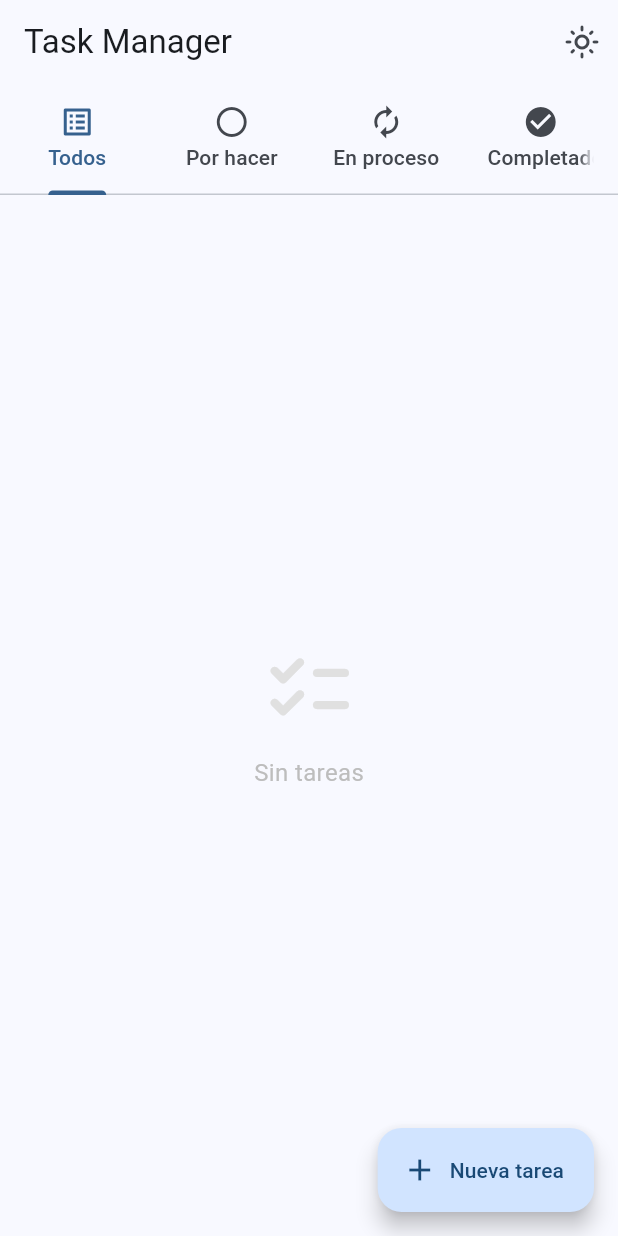
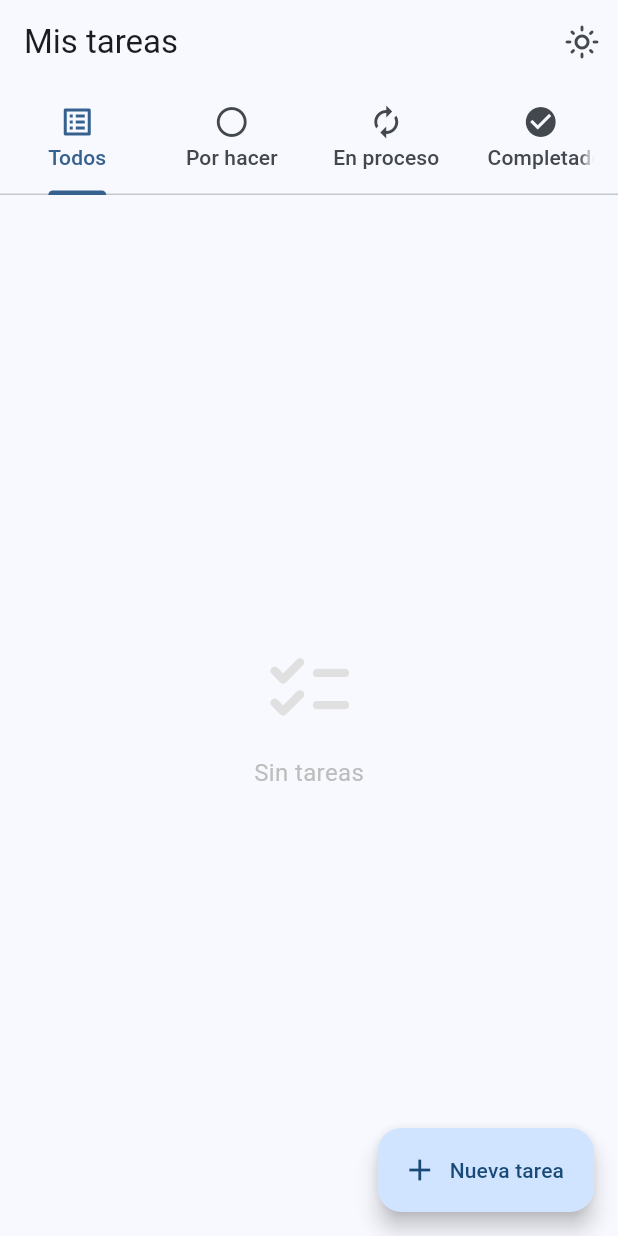
Before and after one commit to slorduy/gestor_tareas_personales, a Flutter app: the screen it shows after launch, after a tap on the "dark mode" icon, on a phone screen of 412 x 824 dp. Run offline on Flutter 3.47's test engine with Material 3 defaults, Android fonts, the phone set to English and light mode, and no system bars; our stand-ins replace flutter_riverpod, shared_preferences.

Commit message:
feat: ajustes generales

```diff
--- a/lib/core/models/task.dart
+++ b/lib/core/models/task.dart
@@ -3,9 +3,6 @@ import 'dart:convert';
 import 'package:gestor_de_tareas_personales/core/enums/task_states.dart';
 
 /// Modelo inmutable que representa una tarea personal.
-///
-/// Todos los campos son [final]; cualquier modificación reemplaza la instancia
-/// completa en [TaskNotifier], lo que hace los cambios trazables.
 class Task {
   final String id;
   final TaskStates state;
--- a/lib/presentation/providers/preference_provider.dart
+++ b/lib/presentation/providers/preference_provider.dart
@@ -1,8 +1,6 @@
 import 'package:flutter_riverpod/flutter_riverpod.dart';
 import 'package:shared_preferences/shared_preferences.dart';
 
-/// Lanza [UnimplementedError] intencionalmente si se accede sin override,
-/// forzando que siempre se inyecte la instancia real desde [main].
 final preferencesProvider = Provider<SharedPreferences>((ref) {
   throw UnimplementedError('SharedPreferences no ha sido inicializado');
 });
--- a/lib/presentation/providers/theme_provider.dart
+++ b/lib/presentation/providers/theme_provider.dart
@@ -3,8 +3,6 @@ import 'package:flutter_riverpod/flutter_riverpod.dart';
 import 'package:gestor_de_tareas_personales/data/storage/preference_service.dart';
 import 'package:gestor_de_tareas_personales/presentation/providers/preference_provider.dart';
 
-/// Al construirse lee la preferencia guardada; si no existe usa
-/// [ThemeMode.system] para respetar la configuración del dispositivo.
 class ThemeNotifier extends Notifier<ThemeMode> {
   final String _themeKey = PreferencesService.themeKey;
 
@@ -18,7 +16,6 @@ class ThemeNotifier extends Notifier<ThemeMode> {
     return ThemeMode.system;
   }
 
-  /// Si el modo actual es [ThemeMode.system] se trata como light.
   void toggleTheme() {
     final prefs = ref.read(preferencesProvider);
 
--- a/lib/presentation/screens/add_task_screen.dart
+++ b/lib/presentation/screens/add_task_screen.dart
@@ -14,7 +14,6 @@ class AddTaskScreen extends ConsumerWidget {
         padding: const EdgeInsets.all(16.0),
         child: TaskForm(
           onSave: (title, description) {
-            // Mandamos únicamente los datos puros a la capa de negocio
             ref
                 .read(taskProvider.notifier)
                 .createAndSaveTask(title: title, description: description);
--- a/lib/presentation/screens/edit_task_screen.dart
+++ b/lib/presentation/screens/edit_task_screen.dart
@@ -24,7 +24,7 @@ class _EditTaskScreenState extends ConsumerState<EditTaskScreen> {
       id: widget.task.id,
       title: title,
       description: description,
-      state: widget.task.state, // mantiene el estado actual
+      state: widget.task.state,
     );
 
     ref.read(taskProvider.notifier).updateTask(updatedTask);
--- a/lib/presentation/screens/home_screen.dart
+++ b/lib/presentation/screens/home_screen.dart
@@ -1,13 +1,10 @@
 import 'package:flutter/material.dart';
 import 'package:flutter_riverpod/flutter_riverpod.dart';
-import 'package:gestor_de_tareas_personales/core/models/task.dart';
 import 'package:gestor_de_tareas_personales/presentation/providers/task_selectors.dart';
 import 'package:gestor_de_tareas_personales/presentation/providers/tasks_provider.dart';
 import 'package:gestor_de_tareas_personales/presentation/providers/theme_provider.dart';
 import 'package:gestor_de_tareas_personales/presentation/screens/add_task_screen.dart';
-import 'package:gestor_de_tareas_personales/presentation/screens/edit_task_screen.dart';
-import 'package:gestor_de_tareas_personales/presentation/widgets/delete_task_dialog.dart';
-import 'package:gestor_de_tareas_personales/presentation/widgets/task_list.dart';
+import 'package:gestor_de_tareas_personales/presentation/widgets/task_list_builder.dart';
 
 class HomeScreen extends ConsumerWidget {
   const HomeScreen({super.key});
@@ -15,27 +12,6 @@ class HomeScreen extends ConsumerWidget {
   @override
   Widget build(BuildContext context, WidgetRef ref) {
     final themeMode = ref.watch(themeProvider);
-
-    Widget buildTaskList(List<Task> tasksList, [String? emptyMessage]) {
-      return TaskList(
-        tasks: tasksList,
-        onNextState: (id) => ref.read(taskProvider.notifier).advanceTask(id),
-        onEdit: (task) => Navigator.push(
-          context,
-          MaterialPageRoute(builder: (_) => EditTaskScreen(task: task)),
-        ),
-        onDelete: (task) => confirmDelete(
-          context,
-          ref,
-          'Eliminar tarea',
-          '¿Estás seguro de que deseas eliminar "${task.title}"?',
-          () {
-            ref.read(taskProvider.notifier).deleteTask(task.id);
-            Navigator.pop(context);
-          },
-        ),
-      );
-    }
 
     return DefaultTabController(
       length: 4,
@@ -51,7 +27,7 @@ class HomeScreen extends ConsumerWidget {
           label: const Text('Nueva tarea'),
         ),
         appBar: AppBar(
-          title: const Text('Task Manager'),
+          title: const Text('Mis tareas'),
           actions: [
             IconButton(
               onPressed: () => ref.read(themeProvider.notifier).toggleTheme(),
@@ -73,16 +49,10 @@ class HomeScreen extends ConsumerWidget {
         ),
         body: TabBarView(
           children: [
-            buildTaskList(ref.watch(taskProvider), 'No tienes tareas aun'),
-            buildTaskList(ref.watch(toDoTasksProvider), 'Sin tareas por hacer'),
-            buildTaskList(
-              ref.watch(inProgressTasksProvider),
-              'Sin tareas en proceso',
-            ),
-            buildTaskList(
-              ref.watch(doneTasksProvider),
-              'Sin tareas completadas',
-            ),
+            TaskListBuilder(tasksList: ref.watch(taskProvider)),
+            TaskListBuilder(tasksList: ref.watch(toDoTasksProvider)),
+            TaskListBuilder(tasksList: ref.watch(inProgressTasksProvider)),
+            TaskListBuilder(tasksList: ref.watch(doneTasksProvider)),
           ],
         ),
       ),
--- a/lib/presentation/widgets/task_card.dart
+++ b/lib/presentation/widgets/task_card.dart
@@ -4,8 +4,6 @@ import 'package:gestor_de_tareas_personales/core/models/task.dart';
 import 'package:gestor_de_tareas_personales/presentation/screens/task_detail_screen.dart';
 import 'package:gestor_de_tareas_personales/presentation/widgets/task_badge.dart';
 
-/// Tarjeta visual de una tarea. Las acciones se exponen como callbacks
-/// opcionales para no acoplar el widget a ningún provider.
 class TaskCard extends StatelessWidget {
   final Task task;
   final VoidCallback? onEdit;
--- /dev/null
+++ b/lib/presentation/widgets/task_list_builder.dart
@@ -0,0 +1,36 @@
+import 'package:flutter/material.dart';
+import 'package:flutter_riverpod/flutter_riverpod.dart';
+import 'package:gestor_de_tareas_personales/core/models/task.dart';
+import 'package:gestor_de_tareas_personales/presentation/providers/tasks_provider.dart';
+import 'package:gestor_de_tareas_personales/presentation/screens/edit_task_screen.dart';
+import 'package:gestor_de_tareas_personales/presentation/widgets/delete_task_dialog.dart';
+import 'package:gestor_de_tareas_personales/presentation/widgets/task_list.dart';
+
+class TaskListBuilder extends ConsumerWidget {
+  const TaskListBuilder({super.key, required this.tasksList});
+
+  final List<Task> tasksList;
+
+  @override
+  Widget build(BuildContext context, WidgetRef ref) {
+    return TaskList(
+      tasks: tasksList,
+      onNextState: (id) => ref.read(taskProvider.notifier).advanceTask(id),
+      onEdit: (task) => Navigator.push(
+        context,
+        MaterialPageRoute(builder: (_) => EditTaskScreen(task: task)),
+      ),
+      onDelete: (task) => confirmDelete(
+        context,
+        ref,
+        'Eliminar tarea',
+        '¿Estás seguro de que deseas eliminar "${task.title}"?',
+        () {
+          ref.read(taskProvider.notifier).deleteTask(task.id);
+          Navigator.pop(context);
+        },
+      ),
+    );
+    ;
+  }
+}
```
Also changed, not shown: lib/presentation/screens/task_detail_screen.dart (+0 -7 lines), 1 other file.
